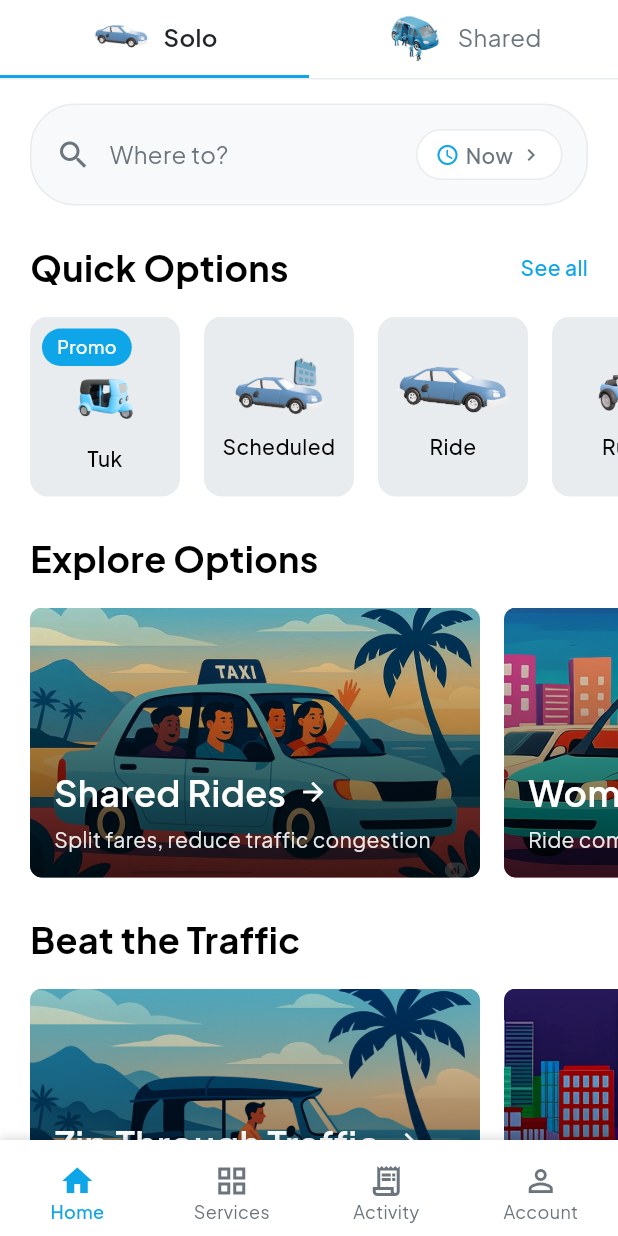
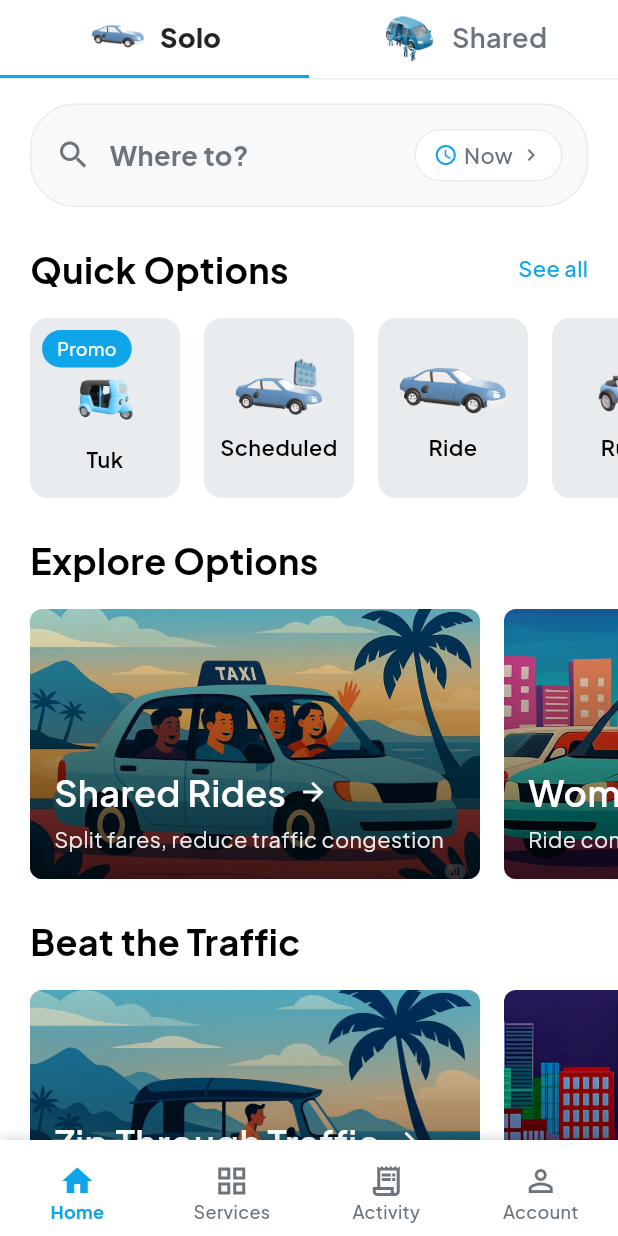
Before and after one commit to Thirikkale/Thirikkale-Rider, a Flutter app: the screen it shows after launch, on a phone screen of 412 x 824 dp. Run offline on Flutter 3.47's test engine with Material 3 defaults, Android fonts, the phone set to English and light mode, and no system bars; our stand-ins replace camera, firebase_auth, firebase_core, flutter_credit_card, flutter_dotenv, flutter_multi_formatter and 4 more; missing offline and left inert: google_polyline_algorithm; accounts and stored records are empty; project files that could hold a hidden picture were left out.

Commit message:
styles: Update spacing and font styles across account and home screens

```diff
--- a/lib/core/utils/app_dimension.dart
+++ b/lib/core/utils/app_dimension.dart
@@ -8,7 +8,8 @@ class AppDimensions {
   // Spacing between widgets
   static const double widgetSpacing = 16.0;
   static const double sectionSpacing = 24.0;
-  static const double subSectionSpacing = 10.0;
+  static const double subSectionSpacing = 16.0;
+  static const double subSectionSpacingDown = 4.0;
 
   // Specific list padding
   static const EdgeInsets horizontalListViewPadding = EdgeInsets.symmetric(horizontal: pageHorizontalPadding);
--- a/lib/core/utils/app_styles.dart
+++ b/lib/core/utils/app_styles.dart
@@ -58,7 +58,7 @@ class AppTextStyles {
   );
 
   static const TextStyle bodyMedium = TextStyle(
-    fontSize: 14.0,
+    fontSize: 14.5,
     fontWeight: FontWeight.normal,
     color: AppColors.black,
   );
--- a/lib/features/account/screens/account_screen.dart
+++ b/lib/features/account/screens/account_screen.dart
@@ -33,7 +33,7 @@ class AccountScreen extends StatelessWidget {
                 subtitle: '4.96 • Rider',
               ),
 
-              const SizedBox(height: AppDimensions.widgetSpacing),
+              const SizedBox(height: AppDimensions.subSectionSpacing),
               const SectionSubheader(title: "Details"),
               AccountInfoTile(
                 icon: Icons.email_outlined,
--- a/lib/features/account/screens/settings_screen.dart
+++ b/lib/features/account/screens/settings_screen.dart
@@ -21,6 +21,7 @@ class SettingsScreen extends StatelessWidget {
             crossAxisAlignment: CrossAxisAlignment.start,
             children: [
               SectionSubheader(title: "App Setting"),
+
               AccountInfoTile(
                 icon: Icons.home_outlined,
                 title: "Home",
@@ -50,7 +51,9 @@ class SettingsScreen extends StatelessWidget {
               ),
 
               const SizedBox(height: AppDimensions.subSectionSpacing),
+
               SectionSubheader(title: "Safety Setting"),
+
               AccountInfoTile(
                 icon: Icons.shield_outlined,
                 title: "Emergency contacts",
@@ -64,6 +67,7 @@ class SettingsScreen extends StatelessWidget {
 
               const SizedBox(height: AppDimensions.subSectionSpacing),
               SectionSubheader(title: "Ride Setting"),
+
               AccountInfoTile(
                 icon: Icons.tune_outlined,
                 title: "Ride preferences",
--- a/lib/features/account/widgets/account_feature_card.dart
+++ b/lib/features/account/widgets/account_feature_card.dart
@@ -38,14 +38,14 @@ class AccountFeatureCard extends StatelessWidget {
                   children: [
                     Text(
                       title,
-                      style: AppTextStyles.bodyLarge.copyWith(
+                      style: AppTextStyles.bodyXLarge.copyWith(
                         fontWeight: FontWeight.bold,
                       ),
                     ),
                     const SizedBox(height: 4),
                     Text(
                       subtitle,
-                      style: AppTextStyles.bodySmall.copyWith(
+                      style: AppTextStyles.bodyMedium.copyWith(
                         color: AppColors.textSecondary,
                       ),
                     ),
--- a/lib/features/account/widgets/account_info_tile.dart
+++ b/lib/features/account/widgets/account_info_tile.dart
@@ -41,7 +41,7 @@ class AccountInfoTile extends StatelessWidget {
                 Text(
                   title,
                   style: AppTextStyles.bodyLarge.copyWith(
-                    fontWeight: FontWeight.w500,
+                    fontWeight: FontWeight.w600,
                   ),
                 ),
                 if (subtitle != null) ...[
--- a/lib/features/home/widgets/destination_search_bar.dart
+++ b/lib/features/home/widgets/destination_search_bar.dart
@@ -33,8 +33,9 @@ class DestinationSearchBar extends StatelessWidget {
                 Expanded(
                   child: Text(
                     "Where to?",
-                    style: AppTextStyles.bodyLarge.copyWith(
+                    style: AppTextStyles.bodyXLarge.copyWith(
                       color: AppColors.textSecondary,
+                      fontWeight: FontWeight.w700
                     ),
                   ),
                 ),
--- a/lib/features/home/widgets/ride_option_card.dart
+++ b/lib/features/home/widgets/ride_option_card.dart
@@ -36,7 +36,7 @@ class RideOptionCard extends StatelessWidget {
                 title,
                 textAlign: TextAlign.center,
                 style: AppTextStyles.bodyMedium.copyWith(
-                  fontWeight: FontWeight.w500,
+                  fontWeight: FontWeight.w600,
                 ),
               ),
             ],
--- a/lib/features/home/widgets/ride_type_tabs.dart
+++ b/lib/features/home/widgets/ride_type_tabs.dart
@@ -48,9 +48,9 @@ class _RideTypeTabsState extends State<RideTypeTabs> {
                   const SizedBox(width: 8),
                   Text(
                     title,
-                    style: AppTextStyles.bodyLarge.copyWith(
+                    style: AppTextStyles.bodyXLarge.copyWith(
                       fontWeight:
-                          isSelected ? FontWeight.w600 : FontWeight.normal,
+                          isSelected ? FontWeight.w900 : FontWeight.w600,
                       color:
                           isSelected
                               ? AppColors.textPrimary
--- a/lib/widgets/bottom_navbar.dart
+++ b/lib/widgets/bottom_navbar.dart
@@ -38,11 +38,11 @@ class BottomNavbar extends StatelessWidget {
         unselectedItemColor: AppColors.grey,
         selectedLabelStyle: const TextStyle(
           fontSize: 12,
-          fontWeight: FontWeight.w500,
+          fontWeight: FontWeight.w700,
         ),
         unselectedLabelStyle: const TextStyle(
           fontSize: 12,
-          fontWeight: FontWeight.normal,
+          fontWeight: FontWeight.w500,
         ),
         elevation: 0,
         items: const [
```
